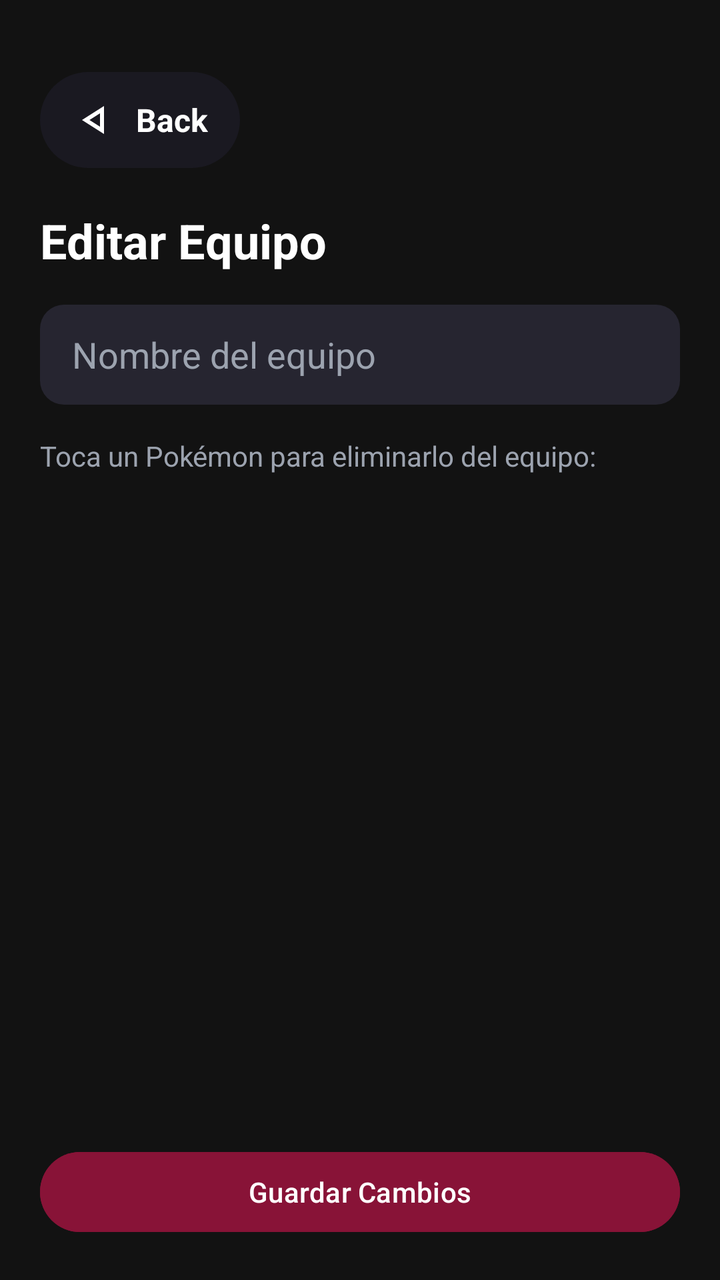
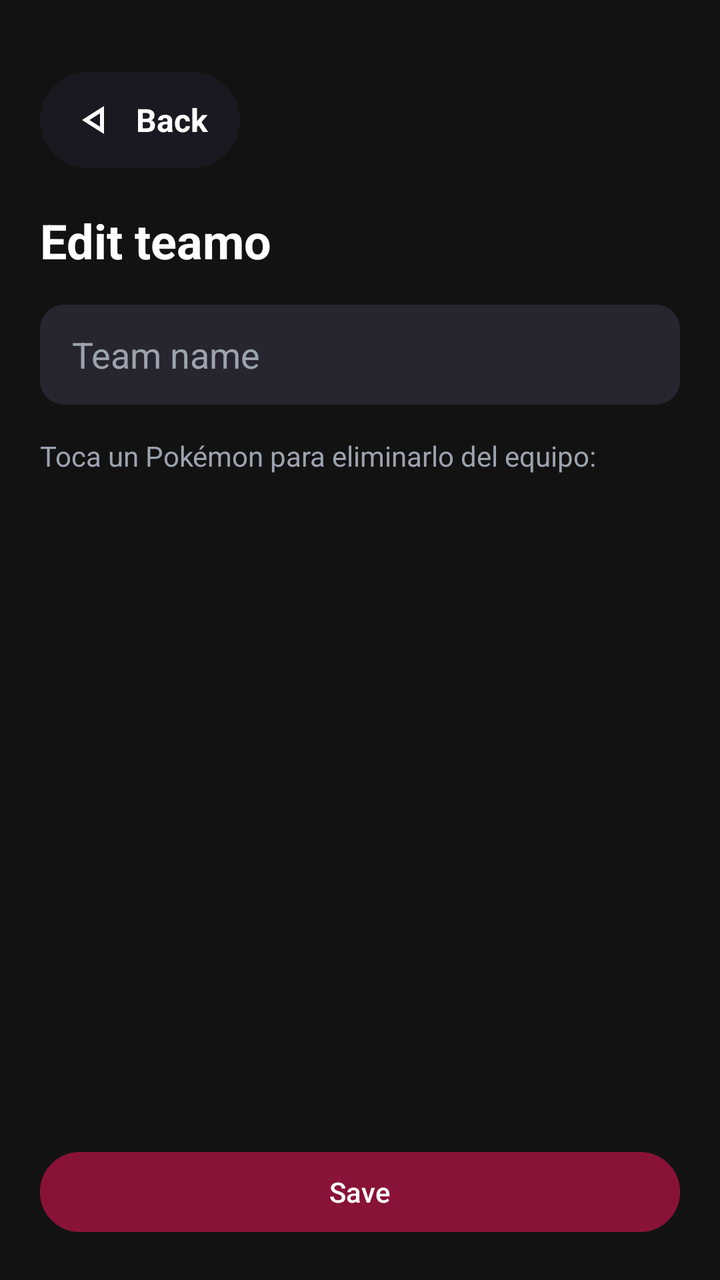

Two renders of the same Android screen: before a commit and after it. Below are the layout's source before the change and the commit's diff.
<!-- AndroidManifest.xml: application theme Theme.ProyectoAtackDeckAndroid -->
<!-- res/layout/activity_edit_user_team.xml -->
<?xml version="1.0" encoding="utf-8"?>
<LinearLayout xmlns:android="http://schemas.android.com/apk/res/android"
    android:layout_width="match_parent"
    android:layout_height="match_parent"
    xmlns:app="http://schemas.android.com/apk/res-auto"
    android:background="#121212"
    android:orientation="vertical"
    android:padding="20dp">

    <TextView
        android:id="@+id/btnVolver"
        android:layout_width="wrap_content"
        android:layout_height="wrap_content"
        android:layout_marginTop="16dp"
        android:background="@drawable/bg_rounded_button"
        android:backgroundTint="#1A1921"
        android:drawablePadding="8dp"
        android:gravity="center"
        android:paddingHorizontal="16dp"
        android:paddingVertical="12dp"
        android:text="@string/action_back"
        android:textColor="@color/white"
        android:textSize="16sp"

        android:textStyle="bold"
        app:drawableStartCompat="@drawable/back_btn"
        app:drawableTint="@color/white"
        app:layout_constraintEnd_toEndOf="parent"
        app:layout_constraintHorizontal_bias="0.051"
        app:layout_constraintStart_toStartOf="parent"
        app:layout_constraintTop_toTopOf="parent" />


    <TextView
        android:layout_width="wrap_content"
        android:layout_height="wrap_content"
        android:layout_marginBottom="16dp"
        android:text="Editar Equipo"
        android:layout_marginTop="20dp"
        android:textColor="@color/white"
        android:textSize="24sp"
        android:textStyle="bold" />


    
    <EditText
        android:id="@+id/etEditTeamName"
        android:layout_width="match_parent"
        android:layout_height="50dp"
        android:layout_marginBottom="16dp"
        android:background="@drawable/bg_rounded_item"
        android:hint="Nombre del equipo"
        android:paddingHorizontal="16dp"
        android:textColor="@color/white"
        android:textColorHint="#9CA3AF" />

    <TextView
        android:layout_width="wrap_content"
        android:layout_height="wrap_content"
        android:layout_marginBottom="8dp"
        android:text="Toca un Pokémon para eliminarlo del equipo:"
        android:textColor="#9CA3AF"
        android:textSize="14sp" />

    
    <androidx.recyclerview.widget.RecyclerView
        android:id="@+id/rvEditTeamPokemons"
        android:layout_width="match_parent"
        android:layout_height="0dp"
        android:layout_weight="1" />

    
    <Button
        android:id="@+id/btnSaveEditedTeam"
        android:layout_width="match_parent"
        android:layout_height="wrap_content"
        android:layout_marginTop="16dp"
        android:backgroundTint="#881337"
        android:text="Guardar Cambios"
        android:textColor="@color/white" />



</LinearLayout>
<!-- resources referenced by this layout -->
<resources>
  <color name="white">#FFFFFFFF</color>
  <!-- drawable back_btn (drawable) -->
  <vector xmlns:android="http://schemas.android.com/apk/res/android" android:height="24dp" android:tint="#000000" android:viewportHeight="960" android:viewportWidth="960" android:width="24dp">
        
      <path android:fillColor="@android:color/white" android:pathData="M640,760L200,480L640,200L640,760ZM560,480L560,480L560,480ZM560,614L560,346L350,480L560,614Z"/>
      
  </vector>
  <!-- drawable bg_rounded_button (drawable) -->
  <?xml version="1.0" encoding="utf-8"?>
  <shape xmlns:android="http://schemas.android.com/apk/res/android"
      android:shape="rectangle">
      <solid android:color="#262530" />
      <corners android:radius="24dp" />
  </shape>
  <!-- drawable bg_rounded_item (drawable) -->
  <?xml version="1.0" encoding="utf-8"?>
  <shape xmlns:android="http://schemas.android.com/apk/res/android"
      android:shape="rectangle">
      <solid android:color="#262530" />
      <corners android:radius="12dp" />
  </shape>
  <string name="action_back">Back</string>
  <style name="Theme.ProyectoAtackDeckAndroid" parent="Base.Theme.ProyectoAtackDeckAndroid" />
  <style name="Base.Theme.ProyectoAtackDeckAndroid" parent="Theme.Material3.DayNight.NoActionBar">
          
          
      </style>
</resources>

<!-- the commit's change to res/layout/activity_edit_user_team.xml (unified diff, before → after) -->
@@ -35,7 +35,7 @@
         android:layout_width="wrap_content"
         android:layout_height="wrap_content"
         android:layout_marginBottom="16dp"
-        android:text="Editar Equipo"
+        android:text="@string/editteam_title"
         android:layout_marginTop="20dp"
         android:textColor="@color/white"
         android:textSize="24sp"
@@ -49,7 +49,7 @@
         android:layout_height="50dp"
         android:layout_marginBottom="16dp"
         android:background="@drawable/bg_rounded_item"
-        android:hint="Nombre del equipo"
+        android:hint="@string/editteam_hint_name"
         android:paddingHorizontal="16dp"
         android:textColor="@color/white"
         android:textColorHint="#9CA3AF" />
@@ -58,7 +58,7 @@
         android:layout_width="wrap_content"
         android:layout_height="wrap_content"
         android:layout_marginBottom="8dp"
-        android:text="Toca un Pokémon para eliminarlo del equipo:"
+        android:text="@string/editteam_label_help"
         android:textColor="#9CA3AF"
         android:textSize="14sp" />
 
@@ -76,7 +76,7 @@
         android:layout_height="wrap_content"
         android:layout_marginTop="16dp"
         android:backgroundTint="#881337"
-        android:text="Guardar Cambios"
+        android:text="@string/action_save"
         android:textColor="@color/white" />
 
 
<!-- resource entries referenced after the edit -->
@@ -22,6 +22,10 @@
       <corners android:radius="12dp" />
   </shape>
   <string name="action_back">Back</string>
+  <string name="action_save">Save</string>
+  <string name="editteam_hint_name">Team name</string>
+  <string name="editteam_label_help">Toca un Pokémon para eliminarlo del equipo:</string>
+  <string name="editteam_title">Edit teamo</string>
   <style name="Theme.ProyectoAtackDeckAndroid" parent="Base.Theme.ProyectoAtackDeckAndroid" />
   <style name="Base.Theme.ProyectoAtackDeckAndroid" parent="Theme.Material3.DayNight.NoActionBar">
           
